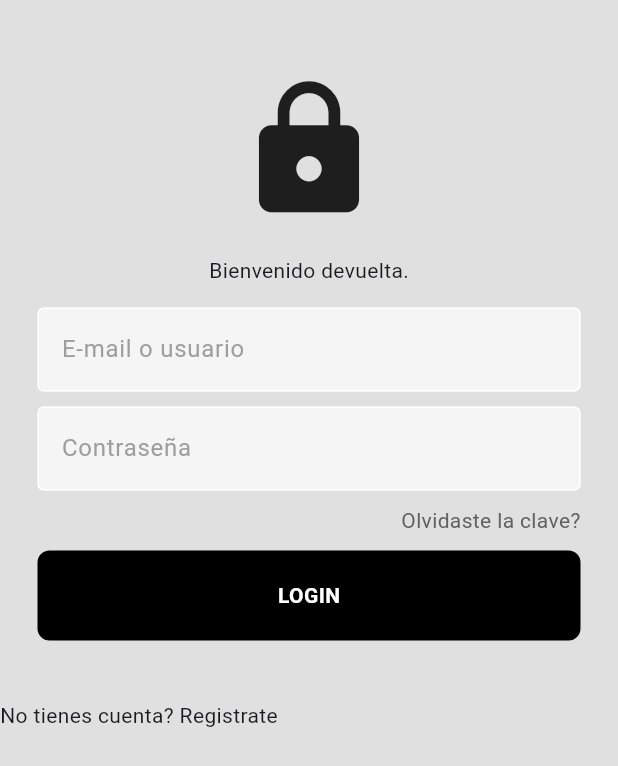
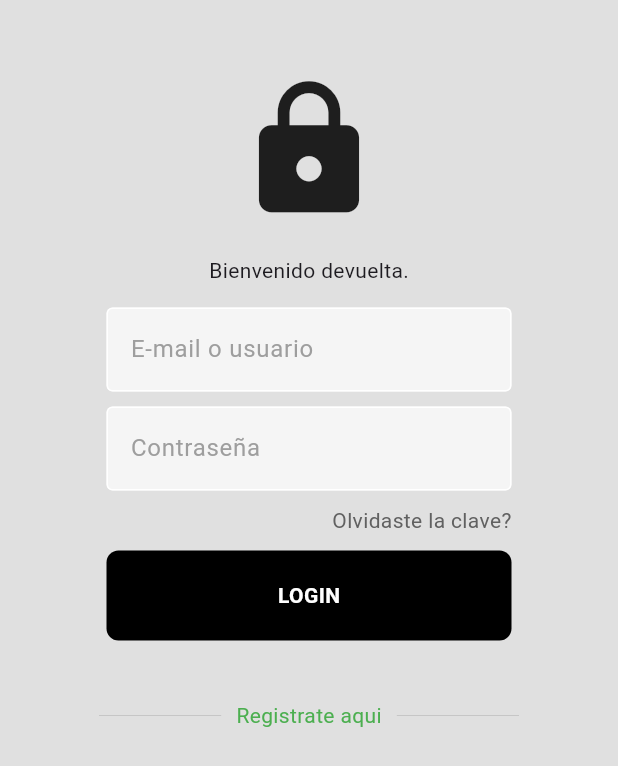
Before and after one commit to derlisrd/pira, a Flutter app: the screen it shows after launch, on a phone screen of 412 x 824 dp. Shown: the top 766 px of the screen. Run offline on Flutter 3.47's test engine with Material 2 defaults, Android fonts, the phone set to English and light mode, and no system bars.

Commit message:
corrigiendo cambios

```diff
--- a/lib/screens/login/login_screen.dart
+++ b/lib/screens/login/login_screen.dart
@@ -20,8 +20,14 @@ class LoginScreen extends StatelessWidget {
     return Scaffold(
       backgroundColor: Colors.grey[300],
       body:  SafeArea(
+        child: SingleChildScrollView(
           child: Center(
+            child: ConstrainedBox(
+              constraints: const BoxConstraints(
+                maxWidth: 320
+              ),
               child: Column(
+                mainAxisAlignment: MainAxisAlignment.center,
                 children:[
                   const SizedBox(height: 50),
                   const Icon(Icons.lock, size: 100,),
@@ -44,14 +50,26 @@ class LoginScreen extends StatelessWidget {
                   const SizedBox(height: 10),
                   LoginButton(onTap: loginUser,),
                   const SizedBox(height: 40),
-              Row(
+                  Padding(
+                    padding: const EdgeInsets.symmetric(horizontal: 20),
+                    child: Row(
                       children: [
-                  Divider(thickness: 0.5, color: Colors.grey[400],),
-                  const Text("No tienes cuenta? Registrate"),
-                  Divider(thickness: 0.5, color: Colors.grey[400],),
+                        Expanded(child:
+                         Divider(thickness: 0.5, color: Colors.grey[400],)
+                        ),
+                        const Padding(
+                          padding:  EdgeInsets.symmetric(horizontal: 10),
+                          child:  Text("Registrate aqui", style: TextStyle(color:Colors.green),),
+                        ),
+                        Expanded(child:
+                         Divider(thickness: 0.5, color: Colors.grey[400],)
+                        ),
                       ],
+                    ),
                   )
                 ],
+              ),
+            ),
           ),
         ),
       ),
```
Lines whose indentation alone changed are shown as unchanged.
